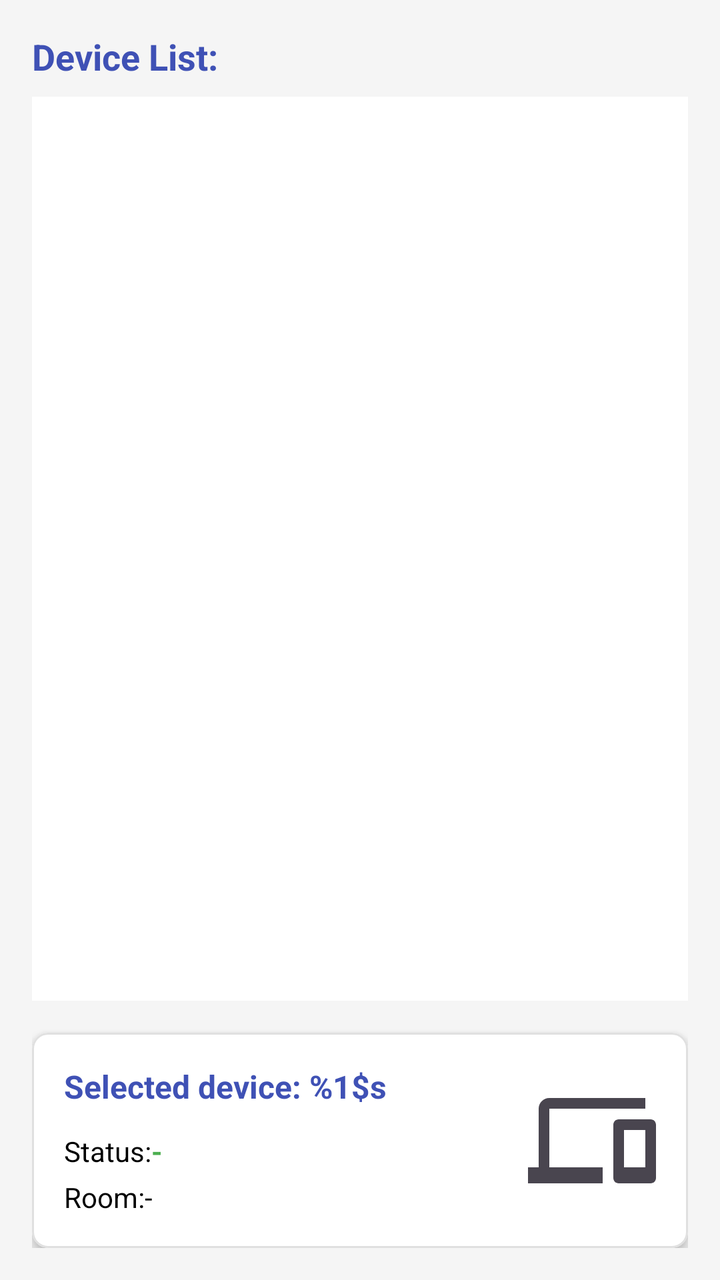
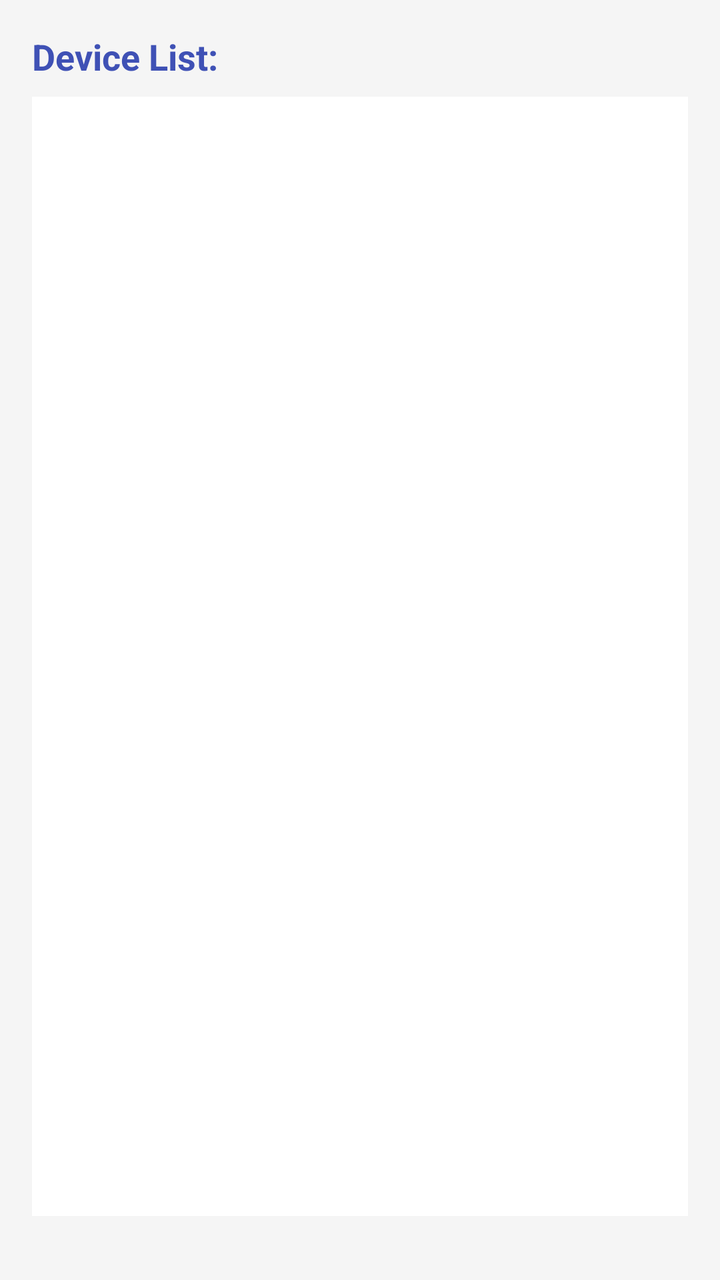

An Android layout rendered at two revisions. The XML below is the earlier revision; the diff shows what the commit changed to produce the second picture.
<!-- AndroidManifest.xml: application theme Theme.HomeControl -->
<!-- res/layout/fragment_devices.xml -->
<?xml version="1.0" encoding="utf-8"?>
<androidx.constraintlayout.widget.ConstraintLayout xmlns:android="http://schemas.android.com/apk/res/android"
    xmlns:app="http://schemas.android.com/apk/res-auto"
    xmlns:tools="http://schemas.android.com/tools"
    android:layout_width="match_parent"
    android:layout_height="match_parent"
    android:background="#F5F5F5"
    android:padding="16dp"
    tools:context=".DevicesFragment">

    <TextView
        android:id="@+id/textViewTitle"
        android:layout_width="wrap_content"
        android:layout_height="wrap_content"
        android:text="@string/devices_list_title"
        android:textColor="#3F51B5"
        android:textSize="18sp"
        android:textStyle="bold"
        app:layout_constraintStart_toStartOf="parent"
        app:layout_constraintTop_toTopOf="parent" />

    <ListView
        android:id="@+id/listViewDevices"
        android:layout_width="0dp"
        android:layout_height="0dp"
        android:layout_marginTop="8dp"
        android:layout_marginBottom="16dp"
        android:background="@android:color/white"
        android:divider="#EEEEEE"
        android:dividerHeight="1dp"
        app:layout_constraintBottom_toTopOf="@+id/cardViewStatus"
        app:layout_constraintEnd_toEndOf="parent"
        app:layout_constraintStart_toStartOf="parent"
        app:layout_constraintTop_toBottomOf="@+id/textViewTitle" />

    <com.google.android.material.card.MaterialCardView
        android:id="@+id/cardViewStatus"
        android:layout_width="match_parent"
        android:layout_height="wrap_content"
        app:cardBackgroundColor="@android:color/white"
        app:cardCornerRadius="8dp"
        app:cardElevation="4dp"
        app:strokeColor="#E0E0E0"
        app:strokeWidth="1dp"
        app:layout_constraintBottom_toBottomOf="parent"
        app:layout_constraintEnd_toEndOf="parent"
        app:layout_constraintStart_toStartOf="parent">

        <androidx.constraintlayout.widget.ConstraintLayout
            android:layout_width="match_parent"
            android:layout_height="wrap_content"
            android:padding="16dp">

            <LinearLayout
                android:layout_width="0dp"
                android:layout_height="wrap_content"
                android:layout_marginEnd="16dp"
                android:orientation="vertical"
                app:layout_constraintBottom_toBottomOf="parent"
                app:layout_constraintEnd_toStartOf="@+id/imageViewStatusIcon"
                app:layout_constraintStart_toStartOf="parent"
                app:layout_constraintTop_toTopOf="parent">

                <TextView
                    android:id="@+id/textViewSelectedDevice"
                    android:layout_width="wrap_content"
                    android:layout_height="wrap_content"
                    android:text="@string/selected_device_label"
                    android:textColor="#3F51B5"
                    android:textSize="16sp"
                    android:textStyle="bold" />

                <LinearLayout
                    android:layout_width="wrap_content"
                    android:layout_height="wrap_content"
                    android:layout_marginTop="12dp"
                    android:orientation="horizontal">

                    <TextView
                        android:id="@+id/textViewStatusLabel"
                        android:layout_width="wrap_content"
                        android:layout_height="wrap_content"
                        android:text="@string/status_label"
                        android:textColor="@android:color/black"
                        android:textSize="14sp" />

                    <TextView
                        android:id="@+id/textViewStatusValue"
                        android:layout_width="wrap_content"
                        android:layout_height="wrap_content"
                        android:text="-"
                        android:textColor="#4CAF50"
                        android:textSize="14sp"
                        android:textStyle="bold" />
                </LinearLayout>

                <LinearLayout
                    android:layout_width="wrap_content"
                    android:layout_height="wrap_content"
                    android:layout_marginTop="4dp"
                    android:orientation="horizontal">

                    <TextView
                        android:id="@+id/textViewRoomLabel"
                        android:layout_width="wrap_content"
                        android:layout_height="wrap_content"
                        android:text="@string/room_label"
                        android:textColor="@android:color/black"
                        android:textSize="14sp" />

                    <TextView
                        android:id="@+id/textViewRoomValue"
                        android:layout_width="wrap_content"
                        android:layout_height="wrap_content"
                        android:text="-"
                        android:textColor="@android:color/black"
                        android:textSize="14sp" />
                </LinearLayout>
            </LinearLayout>

            <ImageView
                android:id="@+id/imageViewStatusIcon"
                android:layout_width="64dp"
                android:layout_height="64dp"
                android:contentDescription="Status Icon"
                android:src="@drawable/ic_devices"
                app:layout_constraintBottom_toBottomOf="parent"
                app:layout_constraintEnd_toEndOf="parent"
                app:layout_constraintTop_toTopOf="parent" />

        </androidx.constraintlayout.widget.ConstraintLayout>
    </com.google.android.material.card.MaterialCardView>

</androidx.constraintlayout.widget.ConstraintLayout>
<!-- resources referenced by this layout -->
<resources>
  <!-- drawable ic_devices (drawable) -->
  <vector xmlns:android="http://schemas.android.com/apk/res/android"
      android:width="24dp"
      android:height="24dp"
      android:viewportWidth="24"
      android:viewportHeight="24"
      android:tint="?attr/colorControlNormal">
    <path
        android:fillColor="@android:color/white"
        android:pathData="M4,6h18V4H4C2.9,4 2,4.9 2,6v11H0v3h14v-3H4V6z M23,8h-6c-0.55,0 -1,0.45 -1,1v10c0,0.55 0.45,1 1,1h6c0.55,0 1,-0.45 1,-1V9C24,8.45 23.55,8 23,8z M22,17h-4v-7h4V17z"/>
  </vector>
  <string name="devices_list_title">Device List:</string>
  <string name="room_label">Room: </string>
  <string name="selected_device_label">Selected device: %1$s</string>
  <string name="status_label">Status: </string>
  <style name="Theme.HomeControl" parent="Base.Theme.HomeControl" />
  <style name="Base.Theme.HomeControl" parent="Theme.Material3.DayNight.NoActionBar">
          <item name="colorPrimary">@color/primary_light</item>
          <item name="colorOnPrimary">@color/on_primary_light</item>
          <item name="android:windowBackground">@color/background_light</item>
          <item name="colorSurface">@color/surface_light</item>
          <item name="colorOnSurface">@color/on_background_light</item>
      </style>
  <color name="primary_light">#1976D2</color>
  <color name="on_primary_light">#FFFFFF</color>
  <color name="background_light">#FFFFFF</color>
  <color name="surface_light">#F5F5F5</color>
  <color name="on_background_light">#000000</color>
</resources>

<!-- the commit's change to res/layout/fragment_devices.xml (unified diff, before → after) -->
@@ -37,6 +37,7 @@
         android:id="@+id/cardViewStatus"
         android:layout_width="match_parent"
         android:layout_height="wrap_content"
+        android:visibility="gone"
         app:cardBackgroundColor="@android:color/white"
         app:cardCornerRadius="8dp"
         app:cardElevation="4dp"
@@ -88,6 +89,7 @@
                         android:id="@+id/textViewStatusValue"
                         android:layout_width="wrap_content"
                         android:layout_height="wrap_content"
+                        android:layout_marginStart="4dp"
                         android:text="-"
                         android:textColor="#4CAF50"
                         android:textSize="14sp"
@@ -112,6 +114,7 @@
                         android:id="@+id/textViewRoomValue"
                         android:layout_width="wrap_content"
                         android:layout_height="wrap_content"
+                        android:layout_marginStart="4dp"
                         android:text="-"
                         android:textColor="@android:color/black"
                         android:textSize="14sp" />
